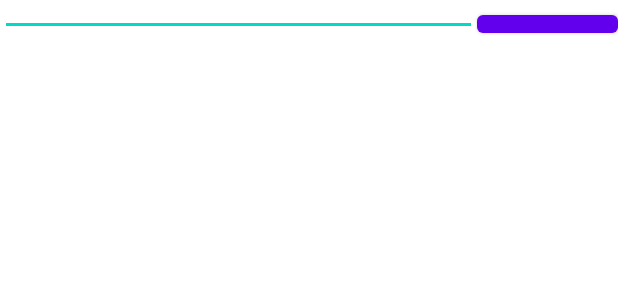
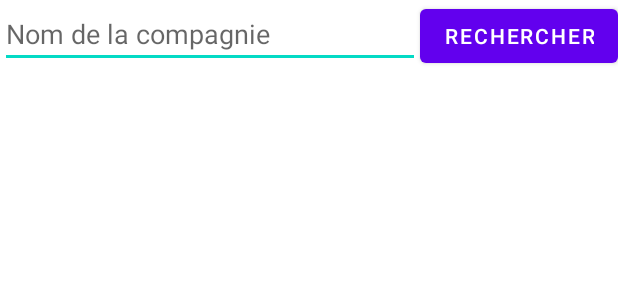
Before and after one commit to Remidelaporte/SearchCompany, an Android app: the layout activity_main.xml on its own in the app's theme, with its tools: preview values and no code run, on a phone screen of 412 x 824 dp. Shown: the top 300 px of the screen. Run offline under Robolectric (Android 15) with nearby library versions, the phone set to English and light mode, and no system bars.

```diff
--- a/app/src/main/res/layout/activity_main.xml
+++ b/app/src/main/res/layout/activity_main.xml
@@ -10,7 +10,6 @@
     <LinearLayout
         android:layout_width="match_parent"
         android:layout_height="wrap_content"
-        android:layout_weight="1"
         android:orientation="horizontal">
 
         <EditText
@@ -19,14 +18,14 @@
             android:layout_height="wrap_content"
             android:layout_weight="1"
             android:ems="10"
-            android:inputType="textPersonName"
-            android:text="Name" />
+            android:hint="@string/ETsearchhint"
+            android:inputType="textPersonName" />
 
         <Button
             android:id="@+id/BTsearch"
             android:layout_width="wrap_content"
             android:layout_height="wrap_content"
-            android:text="Button" />
+            android:text="@string/BTsearch" />
 
     </LinearLayout>
 
--- a/app/src/main/res/values/strings.xml
+++ b/app/src/main/res/values/strings.xml
@@ -1,3 +1,5 @@
 <resources>
     <string name="app_name">SearchCompany</string>
+    <string name="ETsearchhint">Nom de la compagnie</string>
+    <string name="BTsearch">Rechercher</string>
 </resources>
```
Also changed, not shown: app/src/main/AndroidManifest.xml (+5 -3 lines).
